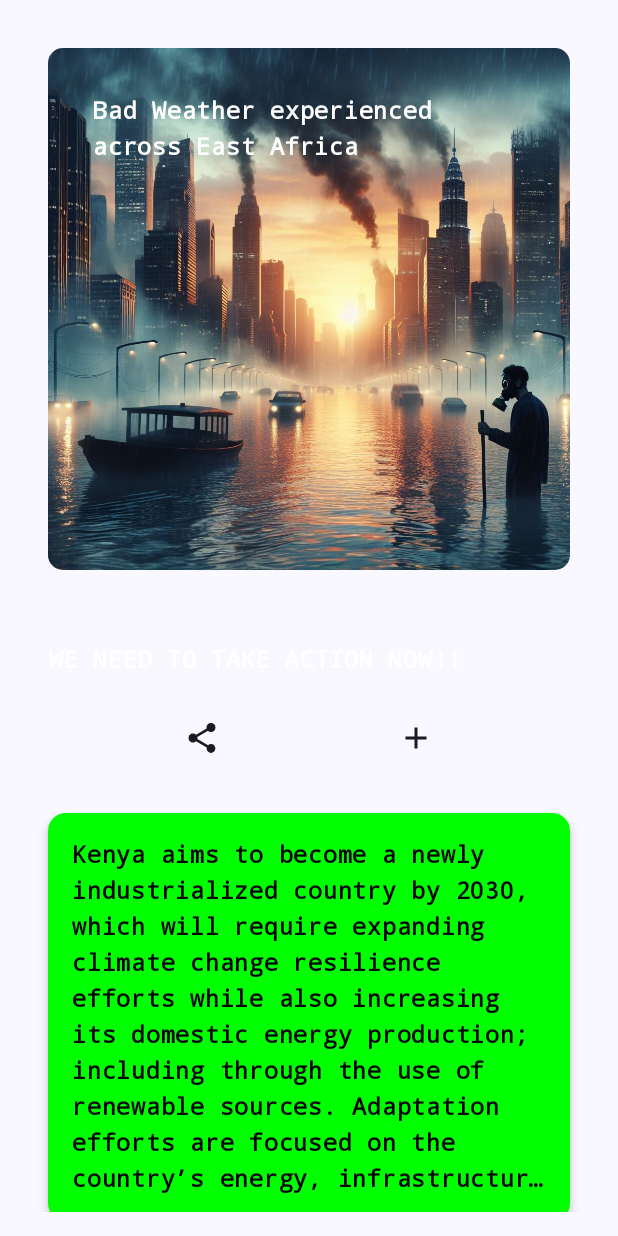
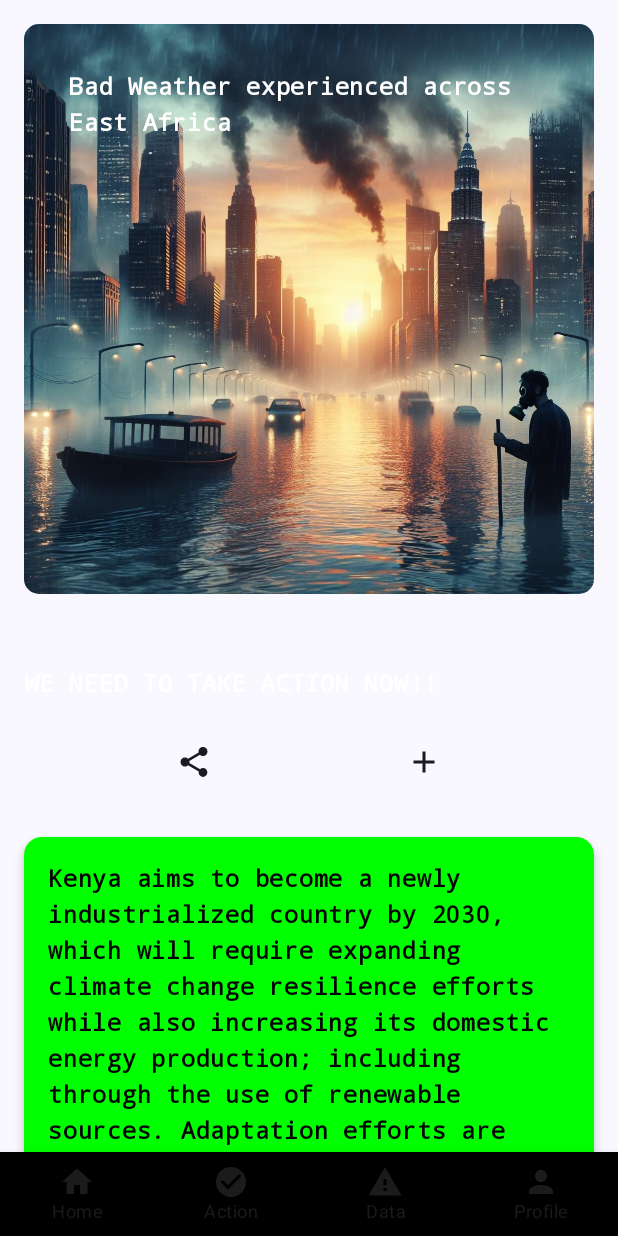
Before and after one commit to WilliamNyamu/Climaapp, an Android app built with Jetpack Compose: the composable DataScreen shown on its own in the app's theme, on a phone screen of 412 x 824 dp. Run offline under Robolectric (Android 15) with nearby library versions, the phone set to English and light mode, and no system bars.

Commit message:
another commit

```diff
--- a/app/build.gradle.kts
+++ b/app/build.gradle.kts
@@ -74,6 +74,7 @@ dependencies {
     implementation(libs.androidx.constraintlayout.compose)
     implementation(libs.firebase.storage.ktx)
     implementation(libs.firebase.storage)
+    implementation(libs.generativeai)
     testImplementation(libs.junit)
     androidTestImplementation(libs.androidx.junit)
     androidTestImplementation(libs.androidx.espresso.core)
--- a/app/src/main/java/com/example/we_can/Splash Screen.kt
+++ b/app/src/main/java/com/example/we_can/Splash Screen.kt
@@ -24,6 +24,7 @@ import androidx.compose.ui.unit.dp
 import androidx.compose.ui.unit.times
 import androidx.navigation.NavController
 import androidx.navigation.compose.rememberNavController
+import com.example.we_can.navigation.ROUTE_REGISTER
 import kotlinx.coroutines.delay
 
 @Composable
@@ -39,7 +40,7 @@ fun SplashScreen(navController: NavController) {
         // Slide out animation
         xOffset.animateTo(1f, animationSpec = tween(durationMillis = 1000))
         // Navigate to next screen
-        navController.navigate("home")
+        navController.navigate(ROUTE_REGISTER)
     }
 
     Box(
--- a/app/src/main/java/com/example/we_can/authentication/login.kt
+++ b/app/src/main/java/com/example/we_can/authentication/login.kt
@@ -18,7 +18,9 @@ import androidx.compose.foundation.layout.fillMaxWidth
 import androidx.compose.foundation.layout.height
 import androidx.compose.foundation.layout.padding
 import androidx.compose.foundation.layout.size
+import androidx.compose.foundation.rememberScrollState
 import androidx.compose.foundation.text.KeyboardOptions
+import androidx.compose.foundation.verticalScroll
 import androidx.compose.material.icons.Icons
 import androidx.compose.material.icons.filled.Email
 import androidx.compose.material.icons.filled.Lock
@@ -70,7 +72,8 @@ fun LoginScreen(navController: NavController) {
         Column(
             modifier = Modifier
                 .fillMaxSize()
-                .padding(horizontal = 10.dp),
+                .padding(horizontal = 10.dp)
+                .verticalScroll(rememberScrollState()),
             verticalArrangement = Arrangement.Center,
             horizontalAlignment = Alignment.CenterHorizontally
         ) {
--- a/app/src/main/java/com/example/we_can/navigation/AppNavHost.kt
+++ b/app/src/main/java/com/example/we_can/navigation/AppNavHost.kt
@@ -26,7 +26,7 @@ import com.example.we_can.screens.profile.ProfileViewModel
 fun AppNavHost(
     modifier: Modifier = Modifier,
     navController: NavHostController = rememberNavController(),
-    startDestination: String= ROUTE_REGISTER
+    startDestination: String= ROUTE_SPLASH
 ) {
     NavHost(
         navController = navController,
--- a/app/src/main/java/com/example/we_can/navigation/BottomNav.kt
+++ b/app/src/main/java/com/example/we_can/navigation/BottomNav.kt
@@ -8,12 +8,13 @@ import androidx.compose.runtime.Composable
 import androidx.compose.runtime.getValue
 import androidx.compose.ui.graphics.Color
 import androidx.compose.ui.tooling.preview.Preview
+import androidx.navigation.NavController
 import androidx.navigation.NavHostController
 import androidx.navigation.compose.currentBackStackEntryAsState
 import androidx.navigation.compose.rememberNavController
 
 @Composable
-fun BottomNavigationBar(navController: NavHostController){
+fun BottomNavigationBar(navController: NavController){
     val items = listOf(
         NavigationItem.Home,
         NavigationItem.Action,
--- a/app/src/main/java/com/example/we_can/screens/data/data.kt
+++ b/app/src/main/java/com/example/we_can/screens/data/data.kt
@@ -21,6 +21,7 @@ import androidx.compose.material3.Card
 import androidx.compose.material3.CardDefaults
 import androidx.compose.material3.Icon
 import androidx.compose.material3.IconButton
+import androidx.compose.material3.Scaffold
 import androidx.compose.material3.Text
 import androidx.compose.runtime.Composable
 import androidx.compose.ui.Alignment
@@ -38,20 +39,24 @@ import androidx.compose.ui.unit.dp
 import androidx.navigation.NavController
 import androidx.navigation.compose.rememberNavController
 import com.example.we_can.R
+import com.example.we_can.navigation.BottomNavigationBar
 
 @Composable
-fun DataScreen(navController: NavController){
+fun DataScreen(navController: NavController) {
+    Scaffold(
+        bottomBar = { BottomNavigationBar(navController = navController) }
+    ) {
         Column(
             modifier = Modifier
                 .fillMaxSize()
-            .padding(16.dp)
+                .padding(paddingValues = it)
                 .verticalScroll(rememberScrollState())
-    ){
+        ) {
             Box(
                 modifier = Modifier
                     .fillMaxWidth()
                     .padding(16.dp)
-        ){
+            ) {
                 Image(
                     painter = painterResource(id = R.drawable.badweather),
                     contentDescription = null,
@@ -67,12 +72,9 @@ fun DataScreen(navController: NavController){
                     fontFamily = FontFamily.Monospace,
                     fontWeight = FontWeight.Bold,
                     modifier = Modifier.padding(30.dp)
-
                 )
             }
-        Spacer(
-            modifier = Modifier.height(16.dp)
-        )
+            Spacer(modifier = Modifier.height(16.dp))
             Text(
                 text = "WE NEED TO TAKE ACTION NOW!!",
                 color = Color.White,
@@ -80,15 +82,14 @@ fun DataScreen(navController: NavController){
                 fontWeight = FontWeight.Bold,
                 modifier = Modifier.padding(16.dp),
                 textAlign = TextAlign.Center
-
             )
 
-        Row (
+            Row(
                 modifier = Modifier
                     .fillMaxWidth()
                     .align(Alignment.CenterHorizontally),
                 horizontalArrangement = Arrangement.SpaceEvenly
-        ){
+            ) {
                 IconButton(onClick = { /*TODO*/ }) {
                     Icon(imageVector = Icons.Filled.Share, contentDescription = null)
                 }
@@ -105,7 +106,7 @@ fun DataScreen(navController: NavController){
                 colors = CardDefaults.cardColors(containerColor = Color.Green),
                 elevation = CardDefaults.cardElevation(defaultElevation = 4.dp),
                 shape = CardDefaults.elevatedShape
-        ){
+            ) {
                 Text(
                     text = "Kenya aims to become a newly industrialized country by 2030, " +
                             "which will require expanding climate change resilience efforts while also increasing its domestic energy production;" +
@@ -123,10 +124,11 @@ fun DataScreen(navController: NavController){
             }
             Spacer(modifier = Modifier.height(16.dp))
 
-        Box(modifier = Modifier
+            Box(
+                modifier = Modifier
                     .fillMaxWidth()
                     .padding(16.dp)
-        ){
+            ) {
                 Image(
                     painter = painterResource(id = R.drawable.climatechange),
                     contentDescription = null,
@@ -140,7 +142,7 @@ fun DataScreen(navController: NavController){
                 colors = CardDefaults.cardColors(containerColor = Color.Green),
                 elevation = CardDefaults.cardElevation(defaultElevation = 4.dp),
                 shape = CardDefaults.elevatedShape
-        ){
+            ) {
                 Text(
                     text = "But, all is not lost. Together we can make an impact" +
                             "Change the narrative by: \n" +
@@ -157,11 +159,11 @@ fun DataScreen(navController: NavController){
             }
 
             Spacer(modifier = Modifier.height(16.dp))
-        Row (
+            Row(
                 modifier = Modifier
                     .fillMaxWidth()
                     .padding(8.dp), horizontalArrangement = Arrangement.SpaceEvenly
-        ){
+            ) {
                 IconButton(onClick = { /*TODO*/ }) {
                     Icon(imageVector = Icons.Filled.Share, contentDescription = null)
                 }
@@ -172,10 +174,10 @@ fun DataScreen(navController: NavController){
                     Icon(imageVector = Icons.Default.FavoriteBorder, contentDescription = null)
                 }
             }
-
+        }
+    }
 }
 
-}
 @Preview
 @Composable
 fun DataScreenPreview(){
--- a/app/src/main/java/com/example/we_can/screens/home/home.kt
+++ b/app/src/main/java/com/example/we_can/screens/home/home.kt
@@ -81,6 +81,7 @@ import androidx.compose.ui.unit.dp
 import androidx.compose.ui.unit.sp
 import androidx.lifecycle.ViewModel
 import androidx.lifecycle.viewmodel.compose.viewModel
+import com.example.we_can.navigation.BottomNavigationBar
 
 import kotlinx.coroutines.delay
 
@@ -348,6 +349,9 @@ fun HomeScreen(navController: NavController) {
     }
 
     Scaffold(
+        bottomBar = {
+            BottomNavigationBar(navController = navController)
+        },
         floatingActionButton = {
             FloatingActionButton(onClick = { /* TODO */ }) {
                 Icon(imageVector = Icons.Filled.Create, contentDescription = null)
--- a/gradle/libs.versions.toml
+++ b/gradle/libs.versions.toml
@@ -18,6 +18,7 @@ firebaseDatabase = "21.0.0"
 constraintlayoutCompose = "1.0.1"
 firebaseStorageKtx = "21.0.0"
 firebaseStorage = "21.0.0"
+generativeai = "0.6.0"
 
 [libraries]
 androidx-core-ktx = { group = "androidx.core", name = "core-ktx", version.ref = "coreKtx" }
@@ -43,6 +44,7 @@ firebase-database = { group = "com.google.firebase", name = "firebase-database",
 androidx-constraintlayout-compose = { group = "androidx.constraintlayout", name = "constraintlayout-compose", version.ref = "constraintlayoutCompose" }
 firebase-storage-ktx = { group = "com.google.firebase", name = "firebase-storage-ktx", version.ref = "firebaseStorageKtx" }
 firebase-storage = { group = "com.google.firebase", name = "firebase-storage", version.ref = "firebaseStorage" }
+generativeai = { group = "com.google.ai.client.generativeai", name = "generativeai", version.ref = "generativeai" }
 
 [plugins]
 android-application = { id = "com.android.application", version.ref = "agp" }
```
Also changed, not shown: app/src/main/java/com/example/we_can/screens/actions/action.kt (+8 -1 lines), app/src/main/java/com/example/we_can/screens/profile/ProfileScreen.kt (+8 -2 lines). Lines whose indentation alone changed are shown as unchanged.
